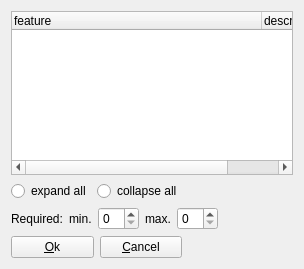
First picture: the form in client/uiforms/feature_select_required.ui, repository Wolframe/configurator, before the edit.
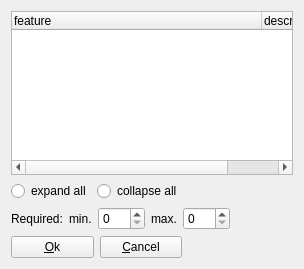
Second picture: the form after the edit. Icons and pictures are not drawn.

The edit to the form file:
```diff
--- a/client/uiforms/feature_select_required.ui
+++ b/client/uiforms/feature_select_required.ui
@@ -139,7 +139,11 @@
         </widget>
        </item>
        <item>
-        <widget class="QSpinBox" name="min"/>
+        <widget class="QSpinBox" name="min">
+         <property name="maximum">
+          <number>999</number>
+         </property>
+        </widget>
        </item>
        <item>
         <widget class="QLabel" name="label_max_requires">
@@ -152,7 +156,11 @@
         </widget>
        </item>
        <item>
-        <widget class="QSpinBox" name="max"/>
+        <widget class="QSpinBox" name="max">
+         <property name="maximum">
+          <number>999</number>
+         </property>
+        </widget>
        </item>
        <item>
         <spacer name="horizontalSpacer_4">
```
